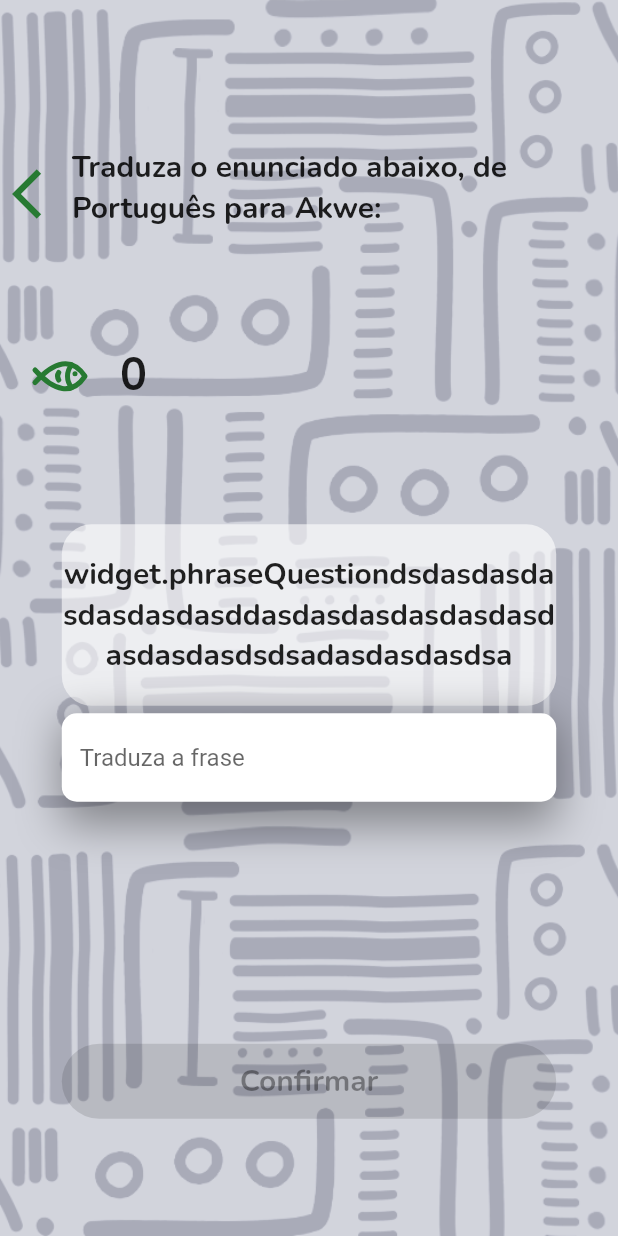
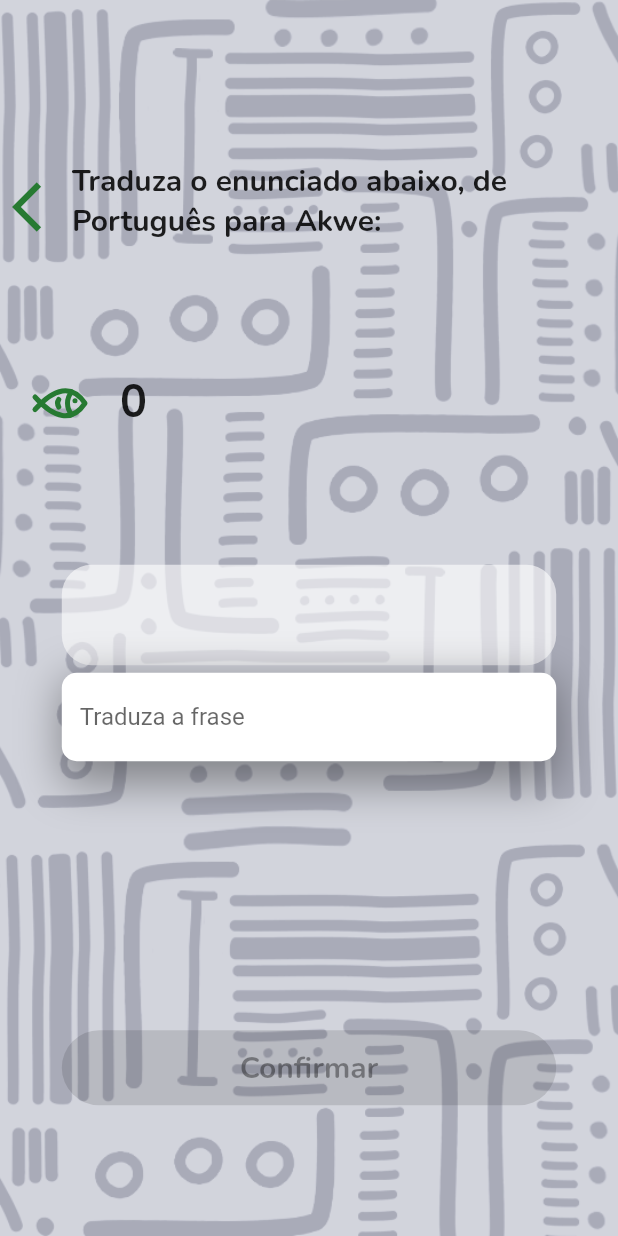
Before and after one commit to N0tFake/Akwen---projeto, a Flutter app: the Tasks screen opened directly with empty values, on a phone screen of 412 x 824 dp. Run offline on Flutter 3.47's test engine with Material 2 defaults, Android fonts, the phone set to English and light mode, and no system bars; our stand-ins replace another_flushbar, cloud_firestore, diacritic, email_validator, firebase_auth, firebase_core and 4 more; accounts and stored records are empty; generated files the repository leaves out were written again.

Commit message:
correção

```diff
--- a/lib/app/modulos/challenges/desafio_3/components/tasks.dart
+++ b/lib/app/modulos/challenges/desafio_3/components/tasks.dart
@@ -100,7 +100,7 @@ class _TasksState extends State<Tasks> {
                         color: Colors.white60,
                         borderRadius: BorderRadius.circular(20)
                       ),
-                    child: Text('widget.phraseQuestiondsdasdasdasdasdasdasddasdasdasdasdasdasdasdasdasdsdsadasdasdasdsa',
+                    child: Text(widget.phraseQuestion,
                       style: _textStyle(),
                       textAlign: TextAlign.center,
                     )
```
